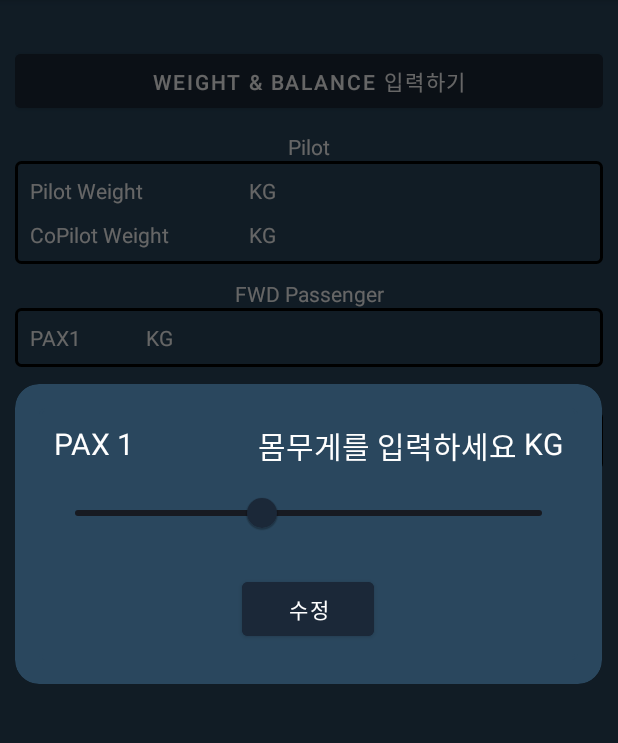
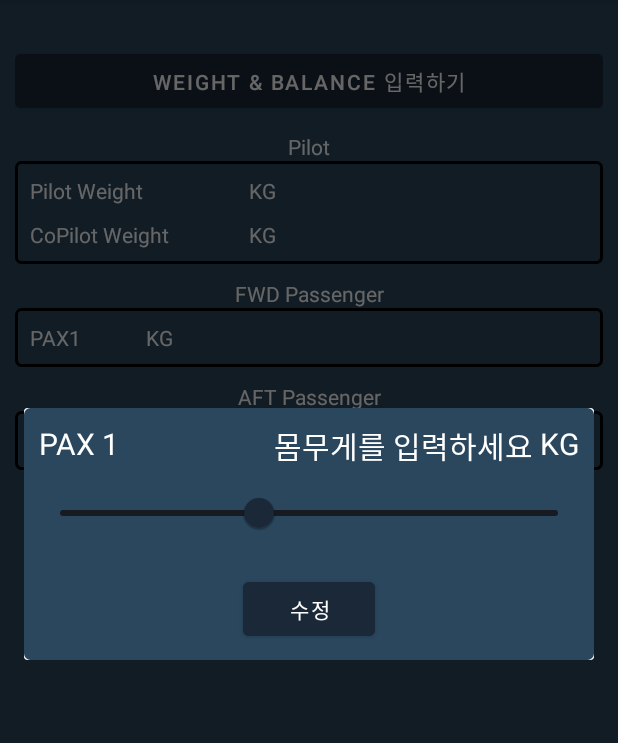
Before and after one commit to asd14235/Weight_N_Balance, an Android app: the screen it shows after launch (MainActivity), after a tap on "PAX1", on a phone screen of 412 x 824 dp, the part 84-827 px from its top. Run offline under Robolectric (Android 15) with nearby library versions, the phone set to English and light mode, and no system bars; our stand-ins replace data binding.

Commit message:
커스텀 다이얼로그 수정

```diff
--- a/app/src/main/java/com/neppplus/weight_n_balance/MainActivity.kt
+++ b/app/src/main/java/com/neppplus/weight_n_balance/MainActivity.kt
@@ -1,14 +1,17 @@
 package com.neppplus.weight_n_balance
 
 import android.app.Activity
-import android.app.AlertDialog
 import android.content.Intent
 import android.os.Bundle
 import android.view.LayoutInflater
 import android.view.View
+import android.widget.Button
+import androidx.appcompat.app.AlertDialog
 import androidx.appcompat.app.AppCompatActivity
 import com.neppplus.weight_n_balance.databinding.ActivityMainBinding
+import com.neppplus.weight_n_balance.dialog.CustomAlertDialog
 import com.neppplus.weight_n_balance.weights.pilotWeightActivity
+import kotlinx.android.synthetic.main.activity_fwd_pax_alert.*
 import kotlinx.android.synthetic.main.activity_main.*
 
 class MainActivity : AppCompatActivity() {
@@ -27,17 +30,16 @@ class MainActivity : AppCompatActivity() {
 
         binding.fwdPaxLayout.setOnClickListener {
 
-            val fwdAlert = LayoutInflater.from(this).inflate(R.layout.activity_fwd_pax_alert,null)
-            val mBuilder = AlertDialog.Builder(this)
-                .setView(fwdAlert)
-            val dialog = mBuilder.create()
-            dialog.window?.decorView?.setBackgroundResource(R.drawable.dialog_background)
-            dialog.show()
+            val alert = CustomAlertDialog(this)
+            alert.binding.titleTxt.text = "PAX 1"
 
+            alert.myDialog()
+
+            alert.binding.confirmBtn.setOnClickListener {
+                setPaxTxt1.text = "${alert.binding.alertPaxWeightEdt1.text}KG"
+                alert.dialog.dismiss()
+            }
         }
-
-
-
     }
 
     override fun onActivityResult(requestCode: Int, resultCode: Int, data: Intent?) {
--- /dev/null
+++ b/app/src/main/java/com/neppplus/weight_n_balance/dialog/CustomAlertDialog.kt
@@ -0,0 +1,33 @@
+package com.neppplus.weight_n_balance.dialog
+
+import android.app.Dialog
+import android.content.Context
+import android.view.LayoutInflater
+import android.widget.LinearLayout
+import androidx.appcompat.app.AlertDialog
+import com.neppplus.weight_n_balance.databinding.ActivityFwdPaxAlertBinding
+import kotlinx.android.synthetic.main.activity_fwd_pax_alert.*
+import kotlinx.android.synthetic.main.activity_main.*
+
+class CustomAlertDialog(val mContext : Context) {
+
+    val dialog = Dialog(mContext)
+
+    val binding = ActivityFwdPaxAlertBinding.inflate(LayoutInflater.from(mContext))
+
+    fun myDialog () {
+        dialog.setContentView(binding.root)
+
+        dialog.window?.setLayout(LinearLayout.LayoutParams.MATCH_PARENT, LinearLayout.LayoutParams.WRAP_CONTENT)
+
+        dialog.setCancelable(true)
+
+        binding.PAXWeightSlider2.addOnChangeListener { slider, value, fromUser ->
+            binding.alertPaxWeightEdt1.setText(value.toInt().toString())
+        }
+
+        dialog.show()
+    }
+
+
+}
--- a/app/src/main/res/layout/activity_fwd_pax_alert.xml
+++ b/app/src/main/res/layout/activity_fwd_pax_alert.xml
@@ -16,6 +16,7 @@
             android:orientation="horizontal">
 
             <TextView
+                android:id="@+id/titleTxt"
                 android:layout_width="wrap_content"
                 android:layout_height="wrap_content"
                 android:layout_weight="1"
@@ -64,7 +65,7 @@
             app:trackColor="@color/near_black"/>
 
         <Button
-            android:id="@+id/confimBtn"
+            android:id="@+id/confirmBtn"
             android:layout_width="wrap_content"
             android:layout_height="wrap_content"
             android:layout_gravity="center"
```
